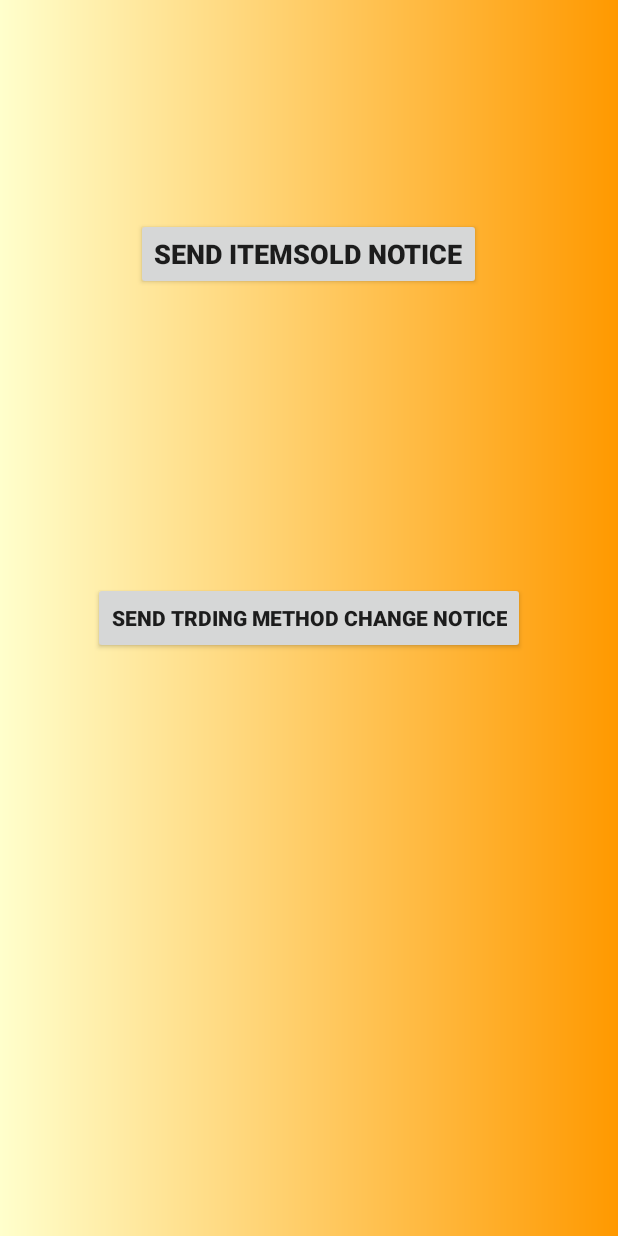
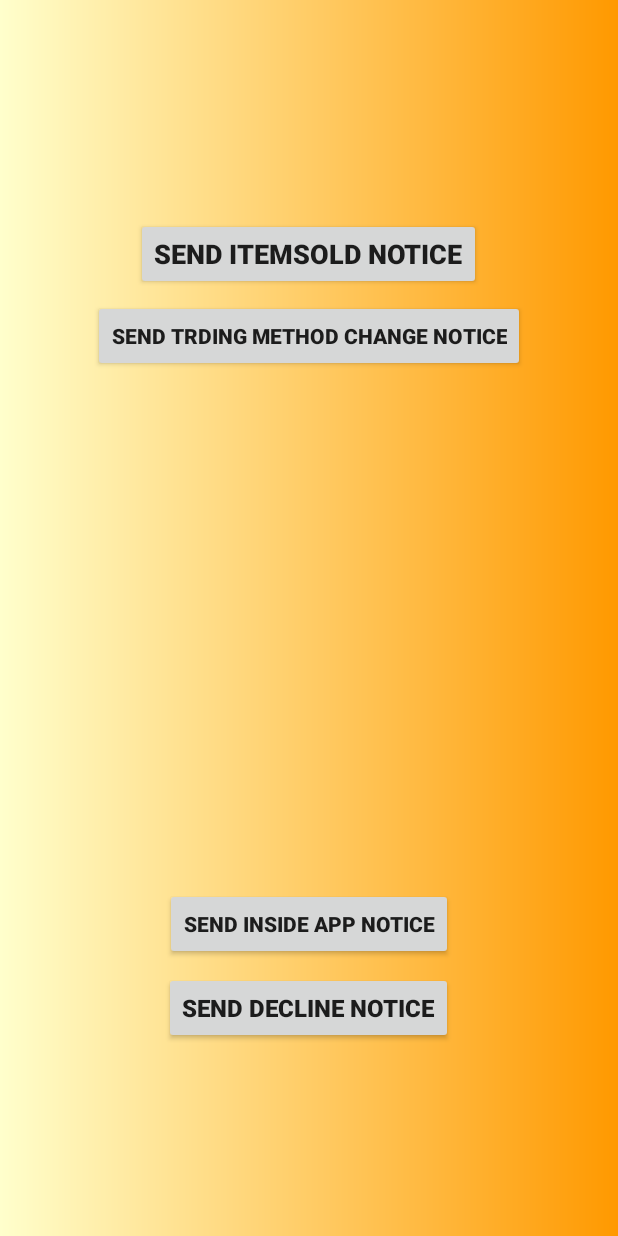
Before and after one commit to omechan233/CS307-UniTrade, an Android app: the SendNotification screen opened directly, with no data from a screen before it, on a phone screen of 412 x 824 dp. Run offline under Robolectric (Android 15) with nearby library versions, the phone set to English and light mode, and no system bars.

Commit message:
implement front-end pushing pop-up dialog when user's trading method is changed & when the request was declined by the user.

```diff
--- a/app/src/main/res/layout/activity_sendnotification.xml
+++ b/app/src/main/res/layout/activity_sendnotification.xml
@@ -24,7 +24,30 @@
         android:id="@+id/methodChange_notice"
         android:layout_width="wrap_content"
         android:layout_height="wrap_content"
-        android:layout_centerInParent="true"
+        android:layout_alignParentTop="true"
+        android:layout_centerHorizontal="true"
+        android:layout_marginTop="200dp"
         android:text="Send trding method change notice"
         android:textStyle="bold" />
+
+    <Button
+        android:id="@+id/insideApp_notice"
+        android:layout_width="wrap_content"
+        android:layout_height="wrap_content"
+        android:layout_alignParentBottom="true"
+        android:layout_centerHorizontal="true"
+        android:layout_marginBottom="184dp"
+        android:text="Send inside app notice"
+        android:textStyle="bold" />
+
+    <Button
+        android:id="@+id/decline_notice"
+        android:layout_width="wrap_content"
+        android:layout_height="wrap_content"
+        android:layout_alignParentBottom="true"
+        android:layout_centerHorizontal="true"
+        android:layout_marginBottom="128dp"
+        android:text="send decline notice"
+        android:textSize="16sp"
+        android:textStyle="bold" />
 </RelativeLayout>
```
Also changed, not shown: app/src/main/java/com/example/tongan/unitrade/SendNotification.java (+105 -4 lines).
